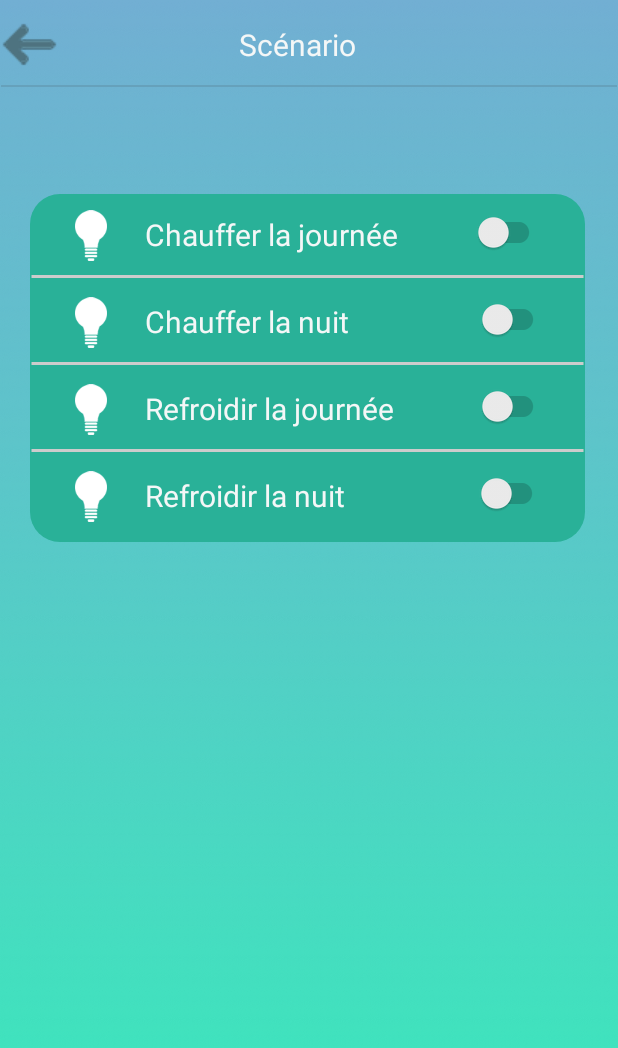
After one commit to Selvagad/MCE_Energy, an Android app: the Simulation screen opened directly, with no data from a screen before it, on a phone screen of 412 x 824 dp. The commit adds this screen. Shown: the top 1048 px of the screen. Run offline under Robolectric (Android 15) with nearby library versions, the phone set to English and light mode, and no system bars; 3 statements that could not run were skipped.

Commit message:
Scenario OK

```diff
--- a/app/src/main/java/mce/com/CalculConso.java
+++ b/app/src/main/java/mce/com/CalculConso.java
@@ -87,8 +87,8 @@ public class CalculConso extends AppCompatActivity {
         }
 
         if (ventil.isChecked()){
-            nrj_eco_A = nrj_eco_A + 91.0;
-            nrj_eco_F = nrj_eco_F + 468.0;
+            nrj_eco_A = nrj_eco_A + 476.0;
+            nrj_eco_F = nrj_eco_F + 2127.0;
         }
 
         if (temp_eau.isChecked()){
@@ -117,7 +117,7 @@ public class CalculConso extends AppCompatActivity {
             coef = 1.1;
 
         if(ecoA.isChecked())
-            nrj_eco = nrj_eco_A + 3874.0;
+            nrj_eco = nrj_eco_A + 5148.0;
 	    else
 	        nrj_eco = nrj_eco_F;
 
--- a/app/src/main/java/mce/com/DeviceList.java
+++ b/app/src/main/java/mce/com/DeviceList.java
@@ -89,6 +89,7 @@ public class DeviceList extends AppCompatActivity {
 
             Intent intent = new Intent(DeviceList.this, Gestion.class);
             intent.putExtra(EXTRA_ADDRESS, address);
+            DeviceList.this.finish();
             startActivity(intent);
 
         }
--- a/app/src/main/java/mce/com/Menu.java
+++ b/app/src/main/java/mce/com/Menu.java
@@ -35,8 +35,8 @@ public class Menu extends AppCompatActivity {
         simu.setOnClickListener(new View.OnClickListener() {
             @Override
             public void onClick(View view) {
-                //Intent i = new Intent(getApplicationContext(),Gestion.class);
-              //  startActivity(i);
+                Intent i = new Intent(getApplicationContext(),Device_list_Scenario.class);
+                startActivity(i);
             }
         });
 
--- /dev/null
+++ b/app/src/main/java/mce/com/Simulation.java
@@ -0,0 +1,200 @@
+package mce.com;
+
+import android.app.ProgressDialog;
+import android.bluetooth.BluetoothAdapter;
+import android.bluetooth.BluetoothDevice;
+import android.bluetooth.BluetoothSocket;
+import android.os.AsyncTask;
+import android.support.v7.app.AppCompatActivity;
+import android.os.Bundle;
+import android.support.v7.widget.SwitchCompat;
+import android.view.View;
+import android.widget.Button;
+import android.widget.ImageButton;
+import android.widget.TextView;
+import android.widget.Toast;
+
+import java.io.IOException;
+import java.io.InputStream;
+import java.io.OutputStream;
+import java.util.UUID;
+
+public class Simulation extends AppCompatActivity {
+
+    ImageButton btn_back;
+    SwitchCompat chaufJ,chaufN,RefJ,RefN;
+    String address = null;
+    TextView lumn, textView;
+    private ProgressDialog progress;
+    BluetoothAdapter myBluetooth = null;
+    BluetoothSocket m_btSocket = null;
+    private boolean isbtConnected = false;
+    static final UUID myUUID = UUID.fromString("00001101-0000-1000-8000-00805F9B34FB");
+    private InputStream m_inputStream;
+    private OutputStream m_outputStream;
+    boolean stopThread;
+    final int handlerState = 0;                        //used to identify handler message
+    //HandlerConnect bluetoothInHandler;
+    byte[] buffer;
+    //private ConnectedThread mConnectedThread;
+    private StringBuilder recDataString = new StringBuilder();
+    @Override
+    protected void onCreate(Bundle savedInstanceState) {
+        super.onCreate(savedInstanceState);
+        address = this.getIntent().getStringExtra(Device_list_Scenario.EXTRA_ADDRESS);
+        setContentView(R.layout.activity_simulation);
+        btn_back = findViewById(R.id.btn_back_scenario);
+        chaufJ = findViewById(R.id.switch_scen_chauJ);
+        chaufN = findViewById(R.id.switch_scen_chauN);
+        RefJ = findViewById(R.id.switch_scen_RefJ);
+        RefN = findViewById(R.id.switch_scen_RefN);
+
+        btn_back.setOnClickListener(new View.OnClickListener() {
+            @Override
+            public void onClick(View view) {
+                sendSignal("STOP");
+                Disconnect();
+            }
+        });
+        chaufJ.setOnClickListener(new View.OnClickListener() {
+            @Override
+            public void onClick(View view) {
+                sendSignal("ChaufferJour");
+                if(RefJ.isChecked()){
+                    RefJ.setChecked(false);
+                }
+                if(RefN.isChecked()){
+                    RefN.setChecked(false);
+                }
+                if(chaufN.isChecked()){
+                    chaufN.setChecked(false);
+                }
+            }
+        });
+        chaufN.setOnClickListener(new View.OnClickListener() {
+            @Override
+            public void onClick(View view) {
+                sendSignal("ChaufferNuit");
+                if(RefN.isChecked()){
+                    RefN.setChecked(false);
+                }
+                if(RefJ.isChecked()){
+                    RefJ.setChecked(false);
+                }
+                if(chaufJ.isChecked()){
+                    chaufJ.setChecked(false);
+                }
+            }
+        });
+        RefJ.setOnClickListener(new View.OnClickListener() {
+            @Override
+            public void onClick(View view) {
+                sendSignal("RefroidirJour");
+                if(chaufJ.isChecked()){
+                    chaufJ.setChecked(false);
+                }
+                if(RefN.isChecked()){
+                    RefN.setChecked(false);
+                }
+                if(chaufN.isChecked()){
+                    chaufN.setChecked(false);
+                }
+
+            }
+        });
+        RefN.setOnClickListener(new View.OnClickListener() {
+            @Override
+            public void onClick(View view) {
+                sendSignal("RefroidirNuit");
+                if(chaufN.isChecked()){
+                    chaufN.setChecked(false);
+                }
+                if(RefJ.isChecked()){
+                    RefJ.setChecked(false);
+                }
+                if(chaufJ.isChecked()){
+                    chaufJ.setChecked(false);
+                }
+            }
+        });
+
+        new ConnectBT().execute();
+    }
+
+    private void sendSignal ( String number ) {
+        if ( m_btSocket != null ) {
+            try {
+                m_btSocket.getOutputStream().write(number.toString().getBytes());
+            } catch (IOException e) {
+                msg("Error");
+            }
+        }
+    }
+
+    private void Disconnect () {
+        if ( m_btSocket!=null ) {
+            try {
+                m_btSocket.close();
+            } catch(IOException e) {
+                msg("Error");
+            }
+        }
+
+        finish();
+    }
+
+    private void msg (String s) {
+        Toast.makeText(getApplicationContext(), s, Toast.LENGTH_LONG).show();
+    }
+
+
+    /**
+     * Use the UI Thread to perform tasks in background
+     */
+    private class ConnectBT extends AsyncTask<Void, Void, Void> {
+        private boolean ConnectSuccess = true;
+
+        @Override
+        protected  void onPreExecute () {
+            progress = ProgressDialog.show(Simulation.this, "Connecting...", "Please Wait!!!");
+        }
+
+
+
+        @Override
+        protected Void doInBackground (Void... devices) {
+            try {
+                if ( m_btSocket==null || !isbtConnected ) {
+                    myBluetooth = BluetoothAdapter.getDefaultAdapter();
+                    BluetoothDevice device = myBluetooth.getRemoteDevice(address);
+                    m_btSocket = device.createRfcommSocketToServiceRecord(myUUID);
+                    BluetoothAdapter.getDefaultAdapter().cancelDiscovery();
+                    m_btSocket.connect();
+                    // m_inputStream = m_btSocket.getInputStream();
+
+
+                }
+            } catch (IOException e) {
+                ConnectSuccess = false;
+            }
+
+            return null;
+        }
+
+        @Override
+        protected void onPostExecute (Void result) {
+            super.onPostExecute(result);
+
+            if (!ConnectSuccess) {
+                msg("Connection Failed. Is it a SPP Bluetooth? Try again.");
+                finish();
+            } else {
+                msg("Connected");
+                isbtConnected = true;
+
+            }
+
+            progress.dismiss();
+        }
+    }
+}
--- a/app/src/main/res/layout/activity_menu.xml
+++ b/app/src/main/res/layout/activity_menu.xml
@@ -92,7 +92,7 @@
             android:layout_width="wrap_content"
             android:layout_height="wrap_content"
             android:layout_gravity="center"
-            android:text="Simulation"
+            android:text="Scénarios"
             android:textSize="30sp"
             android:layout_marginLeft="35dp"
             android:layout_marginRight="65dp"
--- /dev/null
+++ b/app/src/main/res/layout/activity_simulation.xml
@@ -0,0 +1,234 @@
+<?xml version="1.0" encoding="utf-8"?>
+<RelativeLayout xmlns:android="http://schemas.android.com/apk/res/android"
+    xmlns:app="http://schemas.android.com/apk/res-auto"
+    xmlns:tools="http://schemas.android.com/tools"
+    android:layout_width="match_parent"
+    android:layout_height="match_parent"
+    tools:context=".Simulation"
+    android:background="@drawable/a41happyacid">
+
+    <LinearLayout
+        android:id="@+id/layout_toolbar_scenario"
+        android:layout_width="match_parent"
+        android:layout_height="wrap_content"
+        android:orientation="horizontal"
+        android:paddingLeft="0dp"
+        android:layout_marginTop="10dp">
+
+        <ImageButton
+            android:id="@+id/btn_back_scenario"
+            android:layout_width="wrap_content"
+            android:layout_height="match_parent"
+            android:src="@drawable/btn_back"
+            android:background="@null"/>
+
+        <TextView
+            android:layout_width="wrap_content"
+            android:layout_height="match_parent"
+            android:gravity="center_vertical"
+            android:layout_marginLeft="120dp"
+            android:text="Scénario"
+            android:textColor="@color/grey"
+            android:textSize="20dp"
+            />
+
+        <!--<ImageView
+            android:layout_marginLeft="30dp"
+            android:layout_marginTop="10dp"
+            android:layout_width="80dp"
+            android:layout_height="70dp"
+            android:src="@drawable/logo_mce_toolbar_f"/>-->
+    </LinearLayout>
+    <RelativeLayout
+        android:layout_width="match_parent"
+        android:layout_height="8px"
+        android:background="@drawable/line"
+        android:layout_below="@id/layout_toolbar_scenario"
+        android:layout_marginTop="5dp"/>
+
+    <LinearLayout
+        android:layout_width="match_parent"
+        android:layout_height="match_parent"
+        android:orientation="vertical"
+        android:layout_below="@id/layout_toolbar_scenario">
+
+        <LinearLayout
+            android:id="@+id/layout_scenario"
+            android:layout_width="match_parent"
+            android:layout_height="wrap_content"
+            android:orientation="vertical"
+            android:layout_below="@id/layout_toolbar_scenario"
+            android:layout_marginTop="30dp"
+            android:layout_marginLeft="10dp">
+
+            <LinearLayout
+                android:layout_width="370dp"
+                android:layout_height="232dp"
+                android:orientation="vertical"
+                android:background="@drawable/rectangle2"
+                android:layout_marginLeft="10dp"
+                android:layout_marginTop="50dp">
+
+                <LinearLayout
+                    android:layout_width="match_parent"
+                    android:layout_height="52dp"
+                    android:orientation="horizontal">
+
+                    <LinearLayout
+                        android:layout_width="match_parent"
+                        android:layout_height="wrap_content">
+
+                        <ImageView
+                            android:layout_width="21dp"
+                            android:layout_height="35dp"
+                            android:src="@drawable/ampoule"
+                            android:layout_marginTop="10dp"
+                            android:layout_marginLeft="30dp"/>
+                        <TextView
+                            android:layout_width="wrap_content"
+                            android:layout_height="wrap_content"
+                            android:textSize="20dp"
+                            android:text="Chauffer la journée"
+                            android:textColor="@color/grey"
+                            android:layout_marginTop="13dp"
+                            android:layout_marginLeft="25dp"/>
+
+                        <android.support.v7.widget.SwitchCompat
+                            android:id="@+id/switch_scen_chauJ"
+                            android:layout_width="wrap_content"
+                            android:layout_height="wrap_content"
+                            android:layout_marginLeft="50dp"
+                            android:layout_marginTop="10dp"
+                            android:checked="false"
+                            android:theme="@style/MySwitch" />
+                    </LinearLayout>
+
+                </LinearLayout>
+
+                <LinearLayout
+                    android:layout_width="match_parent"
+                    android:layout_height="6dp"
+                    android:orientation="horizontal"
+                    android:background="@drawable/line_light"/>
+
+                <LinearLayout
+                    android:layout_width="match_parent"
+                    android:layout_height="52dp"
+                    android:orientation="horizontal">
+                    <LinearLayout
+                        android:layout_width="match_parent"
+                        android:layout_height="match_parent">
+
+                        <ImageView
+                            android:layout_width="21dp"
+                            android:layout_height="35dp"
+                            android:src="@drawable/ampoule"
+                            android:layout_marginTop="10dp"
+                            android:layout_marginLeft="30dp"/>
+                        <TextView
+                            android:layout_width="wrap_content"
+                            android:layout_height="wrap_content"
+                            android:textSize="20dp"
+                            android:text="Chauffer la nuit"
+                            android:textColor="@color/grey"
+                            android:layout_marginTop="13dp"
+                            android:layout_marginLeft="25dp"/>
+
+                        <android.support.v7.widget.SwitchCompat
+                            android:id="@+id/switch_scen_chauN"
+                            android:layout_width="wrap_content"
+                            android:layout_height="wrap_content"
+                            android:layout_marginLeft="85dp"
+                            android:layout_marginTop="10dp"
+                            android:checked="false"
+                            android:theme="@style/MySwitch" />
+                    </LinearLayout>
+                </LinearLayout>
+
+                <LinearLayout
+                    android:layout_width="match_parent"
+                    android:layout_height="6dp"
+                    android:orientation="horizontal"
+                    android:background="@drawable/line_light"/>
+
+                <LinearLayout
+                    android:layout_width="match_parent"
+                    android:layout_height="52dp"
+                    android:orientation="horizontal">
+                    <LinearLayout
+                        android:layout_width="match_parent"
+                        android:layout_height="match_parent">
+
+                        <ImageView
+                            android:layout_width="21dp"
+                            android:layout_height="35dp"
+                            android:src="@drawable/ampoule"
+                            android:layout_marginTop="10dp"
+                            android:layout_marginLeft="30dp"/>
+                        <TextView
+                            android:layout_width="wrap_content"
+                            android:layout_height="wrap_content"
+                            android:textSize="20dp"
+                            android:text="Refroidir la journée"
+                            android:textColor="@color/grey"
+                            android:layout_marginTop="13dp"
+                            android:layout_marginLeft="25dp"/>
+
+                        <android.support.v7.widget.SwitchCompat
+                            android:id="@+id/switch_scen_RefJ"
+                            android:layout_width="wrap_content"
+                            android:layout_height="wrap_content"
+                            android:layout_marginLeft="55dp"
+                            android:layout_marginTop="10dp"
+                            android:checked="false"
+                            android:theme="@style/MySwitch" />
+                    </LinearLayout>
+                </LinearLayout>
+
+                <LinearLayout
+                    android:layout_width="match_parent"
+                    android:layout_height="6dp"
+                    android:orientation="horizontal"
+                    android:background="@drawable/line_light"/>
+
+                <LinearLayout
+                    android:layout_width="match_parent"
+                    android:layout_height="52dp"
+                    android:orientation="horizontal">
+                    <LinearLayout
+                        android:layout_width="match_parent"
+                        android:layout_height="match_parent">
+
+                        <ImageView
+                            android:layout_width="21dp"
+                            android:layout_height="35dp"
+                            android:src="@drawable/ampoule"
+                            android:layout_marginTop="10dp"
+                            android:layout_marginLeft="30dp"/>
+                        <TextView
+                            android:layout_width="wrap_content"
+                            android:layout_height="wrap_content"
+                            android:textSize="20dp"
+                            android:text="Refroidir la nuit"
+                            android:textColor="@color/grey"
+                            android:layout_marginTop="13dp"
+                            android:layout_marginLeft="25dp"/>
+
+                        <android.support.v7.widget.SwitchCompat
+                            android:id="@+id/switch_scen_RefN"
+                            android:layout_width="wrap_content"
+                            android:layout_height="wrap_content"
+                            android:layout_marginLeft="87dp"
+                            android:layout_marginTop="10dp"
+                            android:checked="false"
+                            android:theme="@style/MySwitch" />
+                    </LinearLayout>
+                </LinearLayout>
+
+            </LinearLayout>
+        </LinearLayout>
+
+
+    </LinearLayout>
+
+</RelativeLayout>
```
Also changed, not shown: app/src/main/AndroidManifest.xml (+7 -4 lines), app/src/main/java/mce/com/Device_list_Scenario.java (added, +98 -0 lines), app/src/main/res/layout/activity_device_list__scenario.xml (added, +48 -0 lines).
